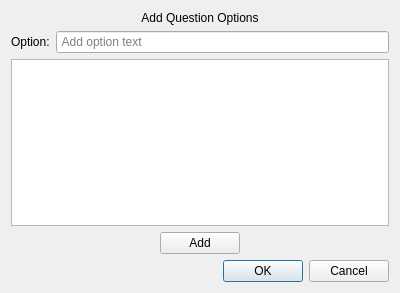
This is add_option_dialog.ui in alxhoff/Useless-Decision-Maker as Qt 5 draws it before an edit. The edited form follows.
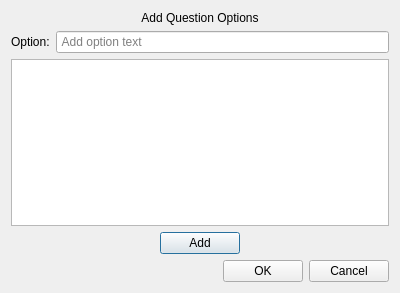
This is the edited form.

Diff of the .ui file:
```diff
--- a/add_option_dialog.ui
+++ b/add_option_dialog.ui
@@ -68,6 +68,12 @@
        <property name="text">
         <string>Add</string>
        </property>
+       <property name="autoDefault">
+        <bool>false</bool>
+       </property>
+       <property name="default">
+        <bool>true</bool>
+       </property>
       </widget>
      </item>
      <item>
```
